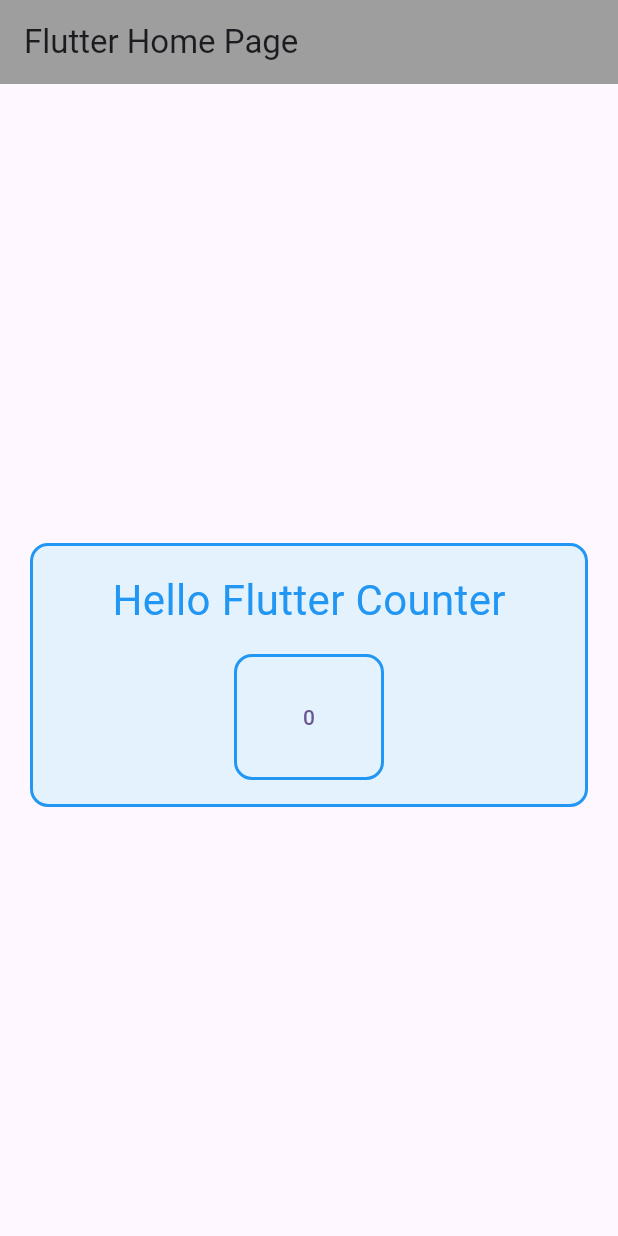
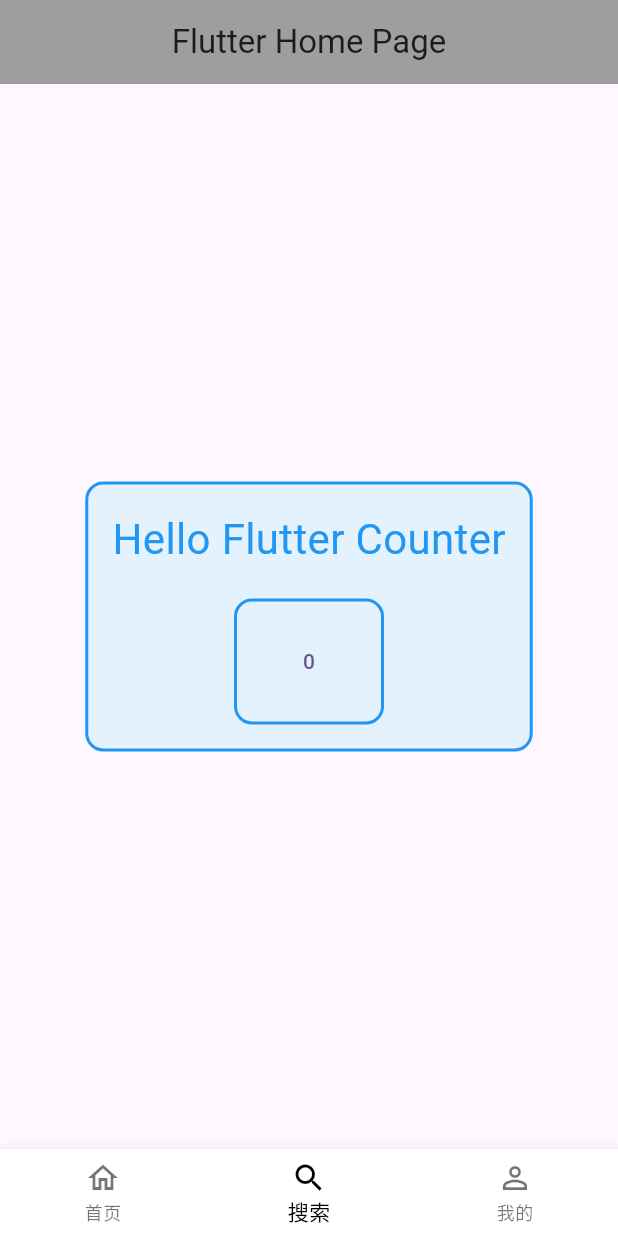
Before and after one commit to liusuxian/first_flutter_app, a Flutter app: the screen it shows after launch, on a phone screen of 412 x 824 dp. Run offline on Flutter 3.47's test engine with Material 3 defaults, Android fonts, the phone set to English and light mode, and no system bars.

Commit message:
更新代码

```diff
--- a/lib/page/component/counter.dart
+++ b/lib/page/component/counter.dart
@@ -39,8 +39,7 @@ class _CounterWidgetState extends State<CounterWidget> {
   @override
   Widget build(BuildContext context) {
     developer.log('build', name: 'my.app.counter');
-    return Center(
-      child: Container(
+    return Container(
       padding: const EdgeInsets.all(16), // 内边距
       margin: const EdgeInsets.symmetric(horizontal: 20), // 外边距
       decoration: BoxDecoration(
@@ -52,7 +51,6 @@ class _CounterWidgetState extends State<CounterWidget> {
         child: Text('$_counter'),
         // 点击后计数器自增
         onPressed: () => setState(() => ++_counter),
-        ),
       ),
     );
   }
--- a/lib/page/component/echo.dart
+++ b/lib/page/component/echo.dart
@@ -15,8 +15,7 @@ class Echo extends StatelessWidget {
 
   @override
   Widget build(BuildContext context) {
-    return Center(
-      child: Container(
+    return Container(
       color: backgroundColor,
       child: Text(
         text,
@@ -25,7 +24,6 @@ class Echo extends StatelessWidget {
           fontSize: Theme.of(context).textTheme.headlineMedium?.fontSize,
         ),
       ),
-      ),
     );
   }
 }
--- a/lib/page/home/home.dart
+++ b/lib/page/home/home.dart
@@ -15,13 +15,15 @@ class NewHomePage extends StatelessWidget {
   @override
   Widget build(BuildContext context) {
     return Scaffold(
-      appBar: AppBar(backgroundColor: backgroundColor, title: Text(title)),
+      appBar: AppBar(
+        backgroundColor: backgroundColor,
+        title: Text(title),
+        centerTitle: true,
+      ),
       body: Center(
         child: Column(
           mainAxisAlignment: MainAxisAlignment.center,
           children: <Widget>[
-            // 添加间距
-            const SizedBox(height: 20),
             // 将 Echo 和 CounterWidget 放到一个容器中
             Container(
               padding: const EdgeInsets.all(16), // 内边距
@@ -39,7 +41,7 @@ class NewHomePage extends StatelessWidget {
                     textColor: Colors.blue,
                     backgroundColor: Colors.transparent,
                   ),
-                  const SizedBox(height: 16), // 两个组件之间的间距
+                  const SizedBox(height: 20), // 两个组件之间的间距
                   CounterWidget(),
                 ],
               ),
@@ -47,6 +49,35 @@ class NewHomePage extends StatelessWidget {
           ],
         ),
       ),
+      bottomNavigationBar: BottomNavigationBar(
+        currentIndex: 1,
+        // 当前选中的索引
+        onTap: (index) {
+          // 处理点击事件
+        },
+        items: <BottomNavigationBarItem>[
+          BottomNavigationBarItem(
+            icon: Icon(Icons.home_outlined),
+            activeIcon: Icon(Icons.home),
+            label: '首页',
+            backgroundColor: Colors.blue,
+          ),
+          BottomNavigationBarItem(
+            icon: Icon(Icons.search_outlined),
+            activeIcon: Icon(Icons.search),
+            label: '搜索',
+            backgroundColor: Colors.green,
+          ),
+          BottomNavigationBarItem(
+            icon: Icon(Icons.person_outline),
+            activeIcon: Icon(Icons.person),
+            label: '我的',
+            backgroundColor: Colors.purple,
+          ),
+        ],
+        fixedColor: Colors.black,
+        backgroundColor: Colors.white,
+      ),
     );
   }
 }
```
Lines whose indentation alone changed are shown as unchanged.
